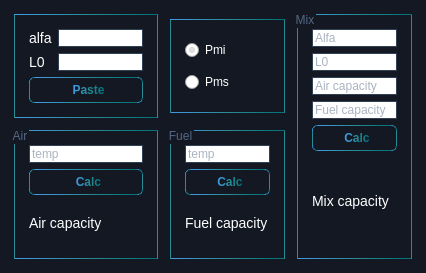
Above: 2modules/tempcalc.ui from Ismaxis/212QtMay before the change. Below: the same form after it.
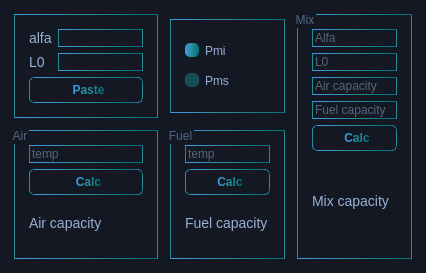
That is the form after the change.

```diff
--- a/2modules/tempcalc.ui
+++ b/2modules/tempcalc.ui
@@ -18,17 +18,32 @@
 	background:#131823;
 }
 
+
 QLabel{
-	color: #FFF;
+	color: #98b0d4;
 	font-size: 14px;
 }
 QLineEdit{
-	color: #536784;
-	border: 1px solid #324054;
+	color: #98b0d4;
+	background: #131823;
+	border: 1px solid qlineargradient(spread:pad, x1:0, y1:1, x2:1, y2:1, stop:0 rgba(65, 154, 232, 255), stop:0.5 rgba(41, 139, 147, 255), stop:1 rgba(0, 113, 122, 255));
 	font-size: 12px;
 }
+
+
 QRadioButton{
-	color: #FFF;
+	color: #98b0d4;
+}
+QRadioButton::indicator{
+    width: 14px;
+    height: 14px;
+    border-radius: 5px;
+}
+QRadioButton::indicator:checked {
+    background-color:  qlineargradient(spread:pad, x1:0, y1:1, x2:1, y2:1, stop:0 rgba(65, 154, 232, 255), stop:0.5 rgba(41, 139, 147, 255), stop:1 rgba(0, 113, 122, 255));
+}
+QRadioButton::indicator:unchecked {
+    background-color: #144e52;
 }
 
 
@@ -52,7 +67,6 @@
     background:qlineargradient(spread:pad, x1:0, y1:1, x2:1, y2:1, stop:0 rgba(65, 154, 232, 255), stop:0.5 rgba(41, 139, 147, 255), stop:1 rgba(0, 113, 122, 255)); 
 	color: #FFF;
 }
-
 QPushButton:pressed {
     background:#0E1012;
 }   </string>
```
